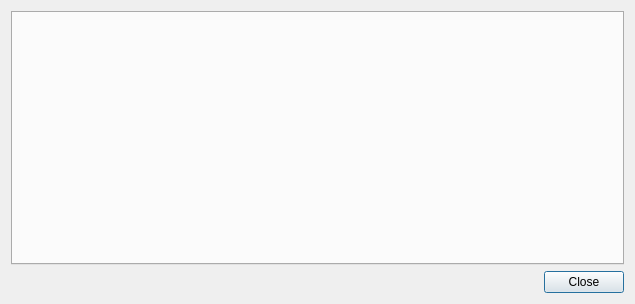
Before: the Qt Designer form src/UserInterface/src/Dialogs/SimulationVariablesDialog.ui in till213/SkyDolly, drawn with Qt 5.
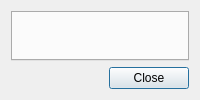
After: the same form once the commit is applied.

```diff
--- a/src/UserInterface/src/Dialogs/SimulationVariablesDialog.ui
+++ b/src/UserInterface/src/Dialogs/SimulationVariablesDialog.ui
@@ -2,20 +2,6 @@
 <ui version="4.0">
  <class>SimulationVariablesDialog</class>
  <widget class="QDialog" name="SimulationVariablesDialog">
-  <property name="geometry">
-   <rect>
-    <x>0</x>
-    <y>0</y>
-    <width>635</width>
-    <height>304</height>
-   </rect>
-  </property>
-  <property name="minimumSize">
-   <size>
-    <width>0</width>
-    <height>0</height>
-   </size>
-  </property>
   <property name="windowTitle">
    <string>Simulation Variables</string>
   </property>
```
